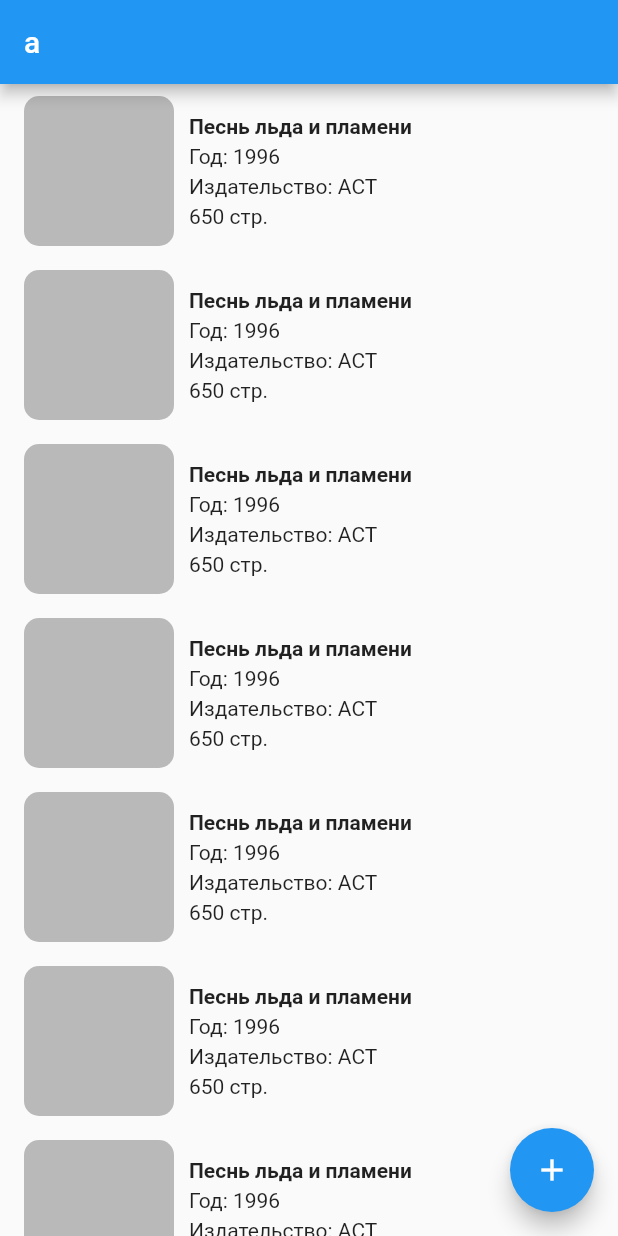
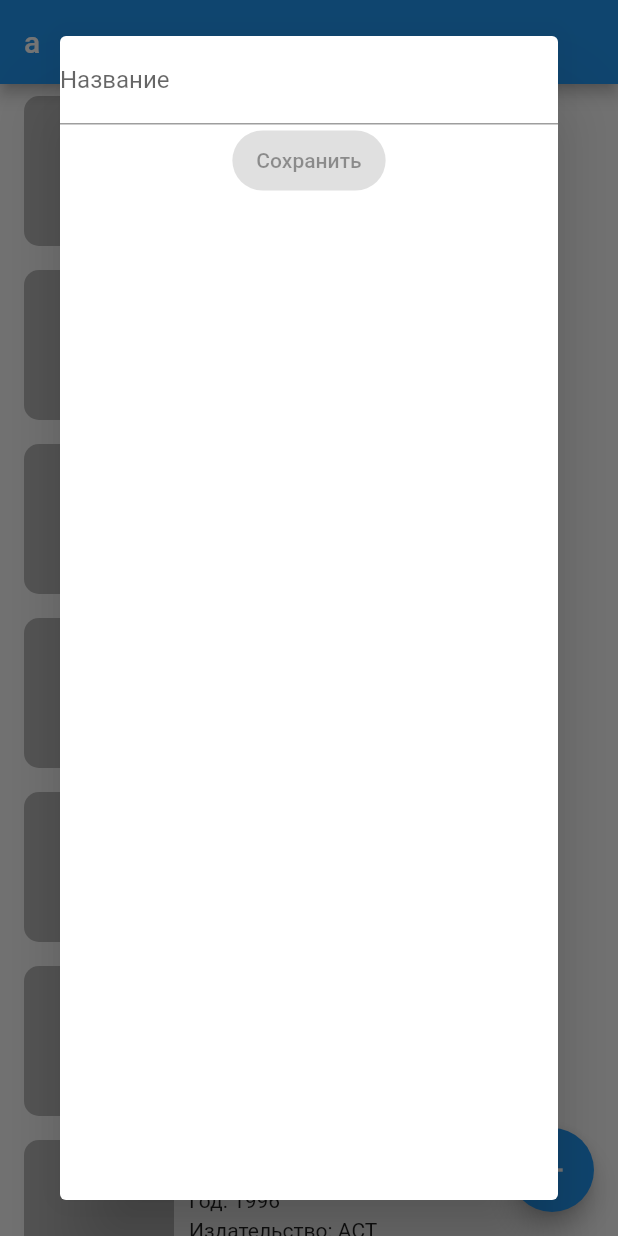
Before and after one commit to Alina996aqdwdw/Book_Storage, a Flutter app: the screen it shows after launch, after a tap on the "add" icon, on a phone screen of 412 x 824 dp. Run offline on Flutter 3.47's test engine with Material 2 defaults, Android fonts, the phone set to English and light mode, and no system bars; our stand-ins replace flutter_bloc, freezed_annotation, sqflite; accounts and stored records are empty.

Commit message:
created project

```diff
--- /dev/null
+++ b/lib/features/library/cubits/book_creation_cubit.dart
@@ -0,0 +1,10 @@
+import 'package:book_storage/domain/models/book_info.dart';
+import 'package:flutter_bloc/flutter_bloc.dart';
+
+class BookCreationCubit extends Cubit<BookInfo> {
+  BookCreationCubit() : super(BookInfo());
+
+  void setTitle(String value){
+    emit(state.copyWith(title: value));
+  }
+}
--- a/lib/features/library/library_page.dart
+++ b/lib/features/library/library_page.dart
@@ -1,5 +1,7 @@
 import 'package:book_storage/domain/models/book_info.dart';
+import 'package:book_storage/features/library/cubits/book_creation_cubit.dart';
 import 'package:flutter/material.dart';
+import 'package:flutter_bloc/flutter_bloc.dart';
 
 import 'widgets/short_book_info.dart';
 
@@ -34,7 +36,36 @@ class _LibraryPageState extends State<LibraryPage> {
         },
       ),
       floatingActionButton: FloatingActionButton(
-        onPressed: () {},
+        onPressed: () {
+          showDialog(
+            context: context,
+            builder: (context) {
+              final bookCreationCubit = BookCreationCubit();
+
+              return Dialog(
+                child: Column(
+                  children: [
+                    TextField(
+                      decoration: InputDecoration(
+                        labelText: 'Название'
+                      ),
+                      onChanged: bookCreationCubit.setTitle,
+                    ),
+                    BlocBuilder<BookCreationCubit, BookInfo>(
+                      bloc: bookCreationCubit,
+                      builder: (context, book) {
+                        return FilledButton(
+                          onPressed: book.title.isNotEmpty ? () {} : null,
+                          child: Text('Сохранить'),
+                        );
+                      },
+                    )
+                  ],
+                ),
+              );
+            },
+          );
+        },
         tooltip: 'Increment',
         child: const Icon(Icons.add),
       ),
--- a/pubspec.yaml
+++ b/pubspec.yaml
@@ -38,6 +38,7 @@ dependencies:
   sqflite: ^2.3.0
   freezed_annotation: ^2.4.1
   json_annotation: ^4.8.1
+  flutter_bloc: ^8.1.3
 
 dev_dependencies:
   flutter_test:
```
Also changed, not shown: lib/configuration/navigation/home_page.dart (+12 -2 lines).
